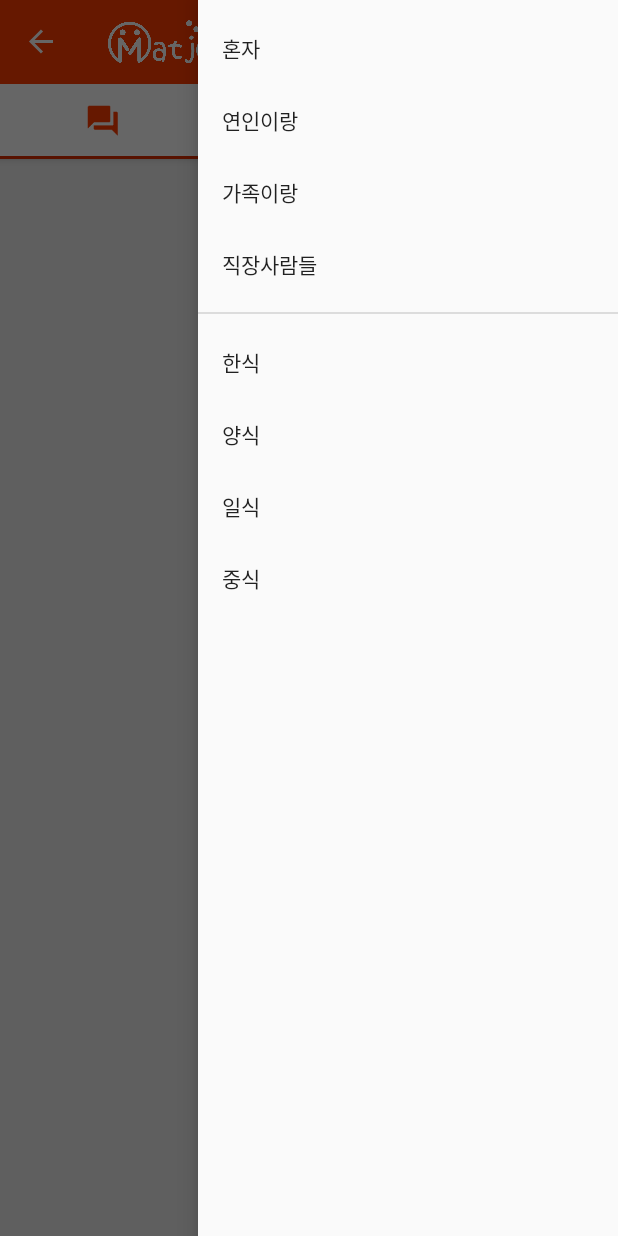
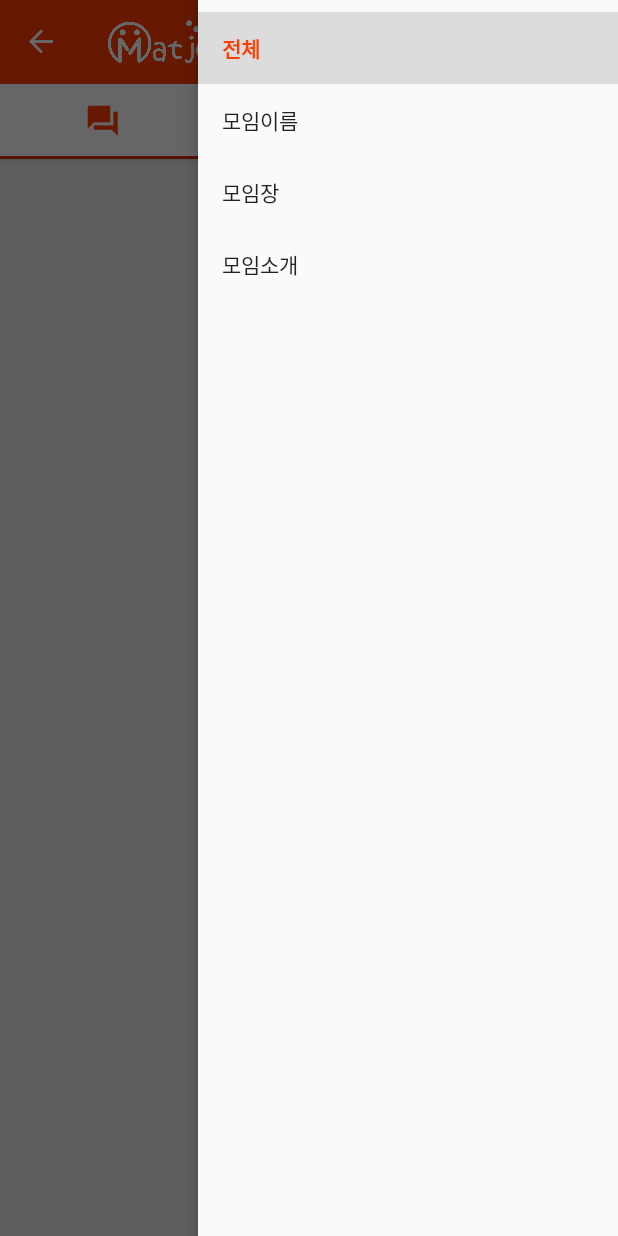
Before and after one commit to Daehee-Jeong/Matjo_Android, an Android app: the MainActivity screen opened directly, with no data from a screen before it, after a tap on "필터", on a phone screen of 412 x 824 dp. Run offline under Robolectric (Android 15) with nearby library versions, the phone set to English and light mode, and no system bars; our stand-ins replace Volley; libraries missing offline, so code that uses them is left out: com.astuetz; network calls fail; pictures from the network do not load; 1 other tap on this screen came first.

Commit message:
민주 : 모임 검색 네비게이션 필터링 설정 완료 (default 전체검색)

```diff
--- a/Matjo/app/src/main/res/menu/activity_filter_drawer.xml
+++ b/Matjo/app/src/main/res/menu/activity_filter_drawer.xml
@@ -1,39 +1,21 @@
 <?xml version="1.0" encoding="utf-8"?>
 <menu xmlns:android="http://schemas.android.com/apk/res/android">
-    <item
-        android:title="누구랑">
-            <group
-                android:id="@+id/group1"
-                android:checkableBehavior="all">
+
+    <item android:title="모임검색">
+            <group android:checkableBehavior="single">
             <item
-                android:id="@+id/nav_solo"
-                android:title="혼자"/>
+                android:id="@+id/nav_all"
+                android:title="전체"
+                android:checked="true"/>
             <item
-                android:id="@+id/nav_couple"
-                android:title="연인이랑"/>
+                android:id="@+id/nav_group_name"
+                android:title="모임이름"/>
             <item
-                android:id="@+id/nav_family"
-                android:title="가족이랑"/>
+                android:id="@+id/nav_group_leader"
+                android:title="모임장"/>
             <item
-                android:id="@+id/nav_coor"
-                android:title="직장사람들"/>
-            </group>
-    </item>
-
-    <item android:title="무엇을">
-            <group android:checkableBehavior="all">
-            <item
-                android:id="@+id/nav_korFood"
-                android:title="한식"/>
-            <item
-                android:id="@+id/nav_westFood"
-                android:title="양식"/>
-            <item
-                android:id="@+id/nav_japFood"
-                android:title="일식"/>
-            <item
-                android:id="@+id/nav_chiFood"
-                android:title="중식"/>
+                android:id="@+id/nav_group_content"
+                android:title="모임소개"/>
             </group>
     </item>
 
```
Also changed, not shown: Matjo/app/src/main/java/com/kosta148/matjo/view/GroupListFragment.java (+8 -2 lines), Matjo/app/src/main/java/com/kosta148/matjo/view/MainActivity.java (+19 -1 lines).
